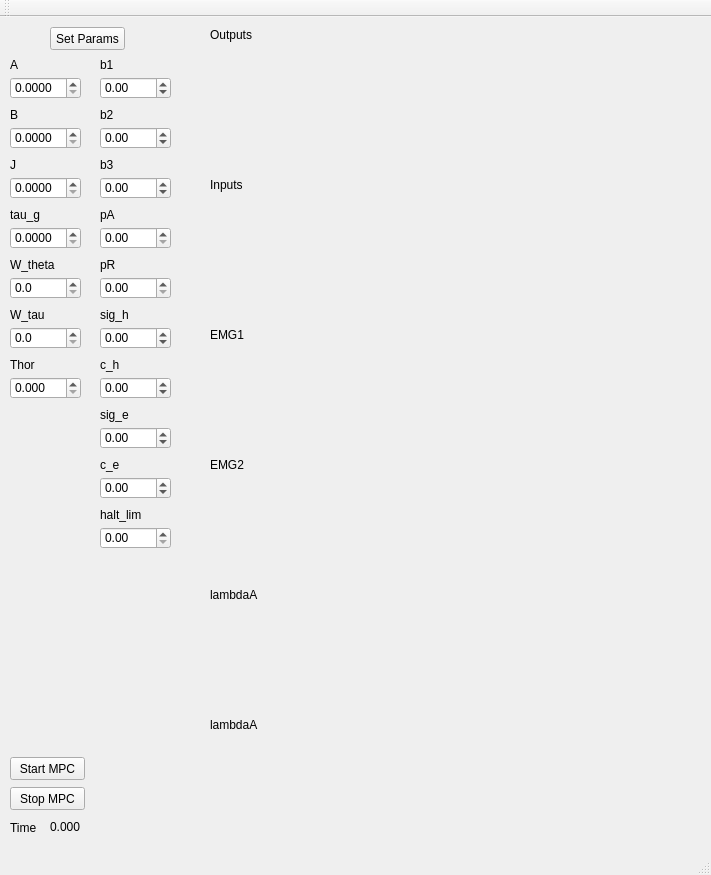
Old version of the form GUI/GUI.ui in the repository cic12/exo_control.
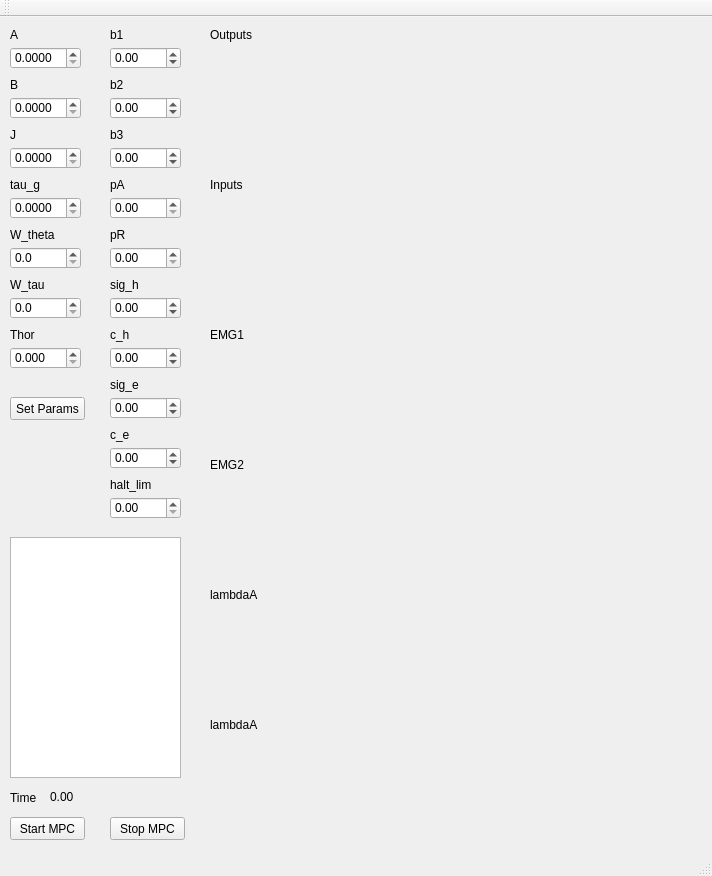
New version of the form. Custom widgets are drawn as their Qt base class.

Commit message: plainTextEdit widget added

Patch:
```diff
--- a/GUI/GUI.ui
+++ b/GUI/GUI.ui
@@ -6,8 +6,8 @@
    <rect>
     <x>0</x>
     <y>0</y>
-    <width>711</width>
-    <height>875</height>
+    <width>712</width>
+    <height>876</height>
    </rect>
   </property>
   <property name="focusPolicy">
@@ -31,7 +31,7 @@
     <property name="geometry">
      <rect>
       <x>10</x>
-      <y>740</y>
+      <y>800</y>
       <width>75</width>
       <height>23</height>
      </rect>
@@ -43,8 +43,8 @@
    <widget class="QPushButton" name="btn_stop">
     <property name="geometry">
      <rect>
-      <x>10</x>
-      <y>770</y>
+      <x>110</x>
+      <y>800</y>
       <width>75</width>
       <height>23</height>
      </rect>
@@ -57,20 +57,20 @@
     <property name="geometry">
      <rect>
       <x>50</x>
-      <y>800</y>
+      <y>770</y>
       <width>41</width>
       <height>20</height>
      </rect>
     </property>
     <property name="text">
-     <string>0.000</string>
+     <string>0.00</string>
     </property>
    </widget>
    <widget class="QLabel" name="label_4">
     <property name="geometry">
      <rect>
       <x>10</x>
-      <y>800</y>
+      <y>770</y>
       <width>41</width>
       <height>21</height>
      </rect>
@@ -83,7 +83,7 @@
     <property name="geometry">
      <rect>
       <x>10</x>
-      <y>40</y>
+      <y>10</y>
       <width>61</width>
       <height>16</height>
      </rect>
@@ -96,7 +96,7 @@
     <property name="geometry">
      <rect>
       <x>10</x>
-      <y>60</y>
+      <y>30</y>
       <width>71</width>
       <height>22</height>
      </rect>
@@ -115,7 +115,7 @@
     <property name="geometry">
      <rect>
       <x>10</x>
-      <y>90</y>
+      <y>60</y>
       <width>61</width>
       <height>16</height>
      </rect>
@@ -128,7 +128,7 @@
     <property name="geometry">
      <rect>
       <x>10</x>
-      <y>110</y>
+      <y>80</y>
       <width>71</width>
       <height>22</height>
      </rect>
@@ -147,7 +147,7 @@
     <property name="geometry">
      <rect>
       <x>10</x>
-      <y>140</y>
+      <y>110</y>
       <width>61</width>
       <height>16</height>
      </rect>
@@ -160,7 +160,7 @@
     <property name="geometry">
      <rect>
       <x>10</x>
-      <y>160</y>
+      <y>130</y>
       <width>71</width>
       <height>22</height>
      </rect>
@@ -179,7 +179,7 @@
     <property name="geometry">
      <rect>
       <x>10</x>
-      <y>190</y>
+      <y>160</y>
       <width>61</width>
       <height>16</height>
      </rect>
@@ -192,7 +192,7 @@
     <property name="geometry">
      <rect>
       <x>10</x>
-      <y>210</y>
+      <y>180</y>
       <width>71</width>
       <height>22</height>
      </rect>
@@ -208,7 +208,7 @@
     <property name="geometry">
      <rect>
       <x>10</x>
-      <y>240</y>
+      <y>210</y>
       <width>61</width>
       <height>16</height>
      </rect>
@@ -221,7 +221,7 @@
     <property name="geometry">
      <rect>
       <x>10</x>
-      <y>310</y>
+      <y>280</y>
       <width>71</width>
       <height>22</height>
      </rect>
@@ -237,7 +237,7 @@
     <property name="geometry">
      <rect>
       <x>10</x>
-      <y>260</y>
+      <y>230</y>
       <width>71</width>
       <height>22</height>
      </rect>
@@ -259,7 +259,7 @@
     <property name="geometry">
      <rect>
       <x>10</x>
-      <y>290</y>
+      <y>260</y>
       <width>61</width>
       <height>16</height>
      </rect>
@@ -272,7 +272,7 @@
     <property name="geometry">
      <rect>
       <x>10</x>
-      <y>360</y>
+      <y>330</y>
       <width>71</width>
       <height>22</height>
      </rect>
@@ -291,7 +291,7 @@
     <property name="geometry">
      <rect>
       <x>10</x>
-      <y>340</y>
+      <y>310</y>
       <width>61</width>
       <height>16</height>
      </rect>
@@ -303,8 +303,8 @@
    <widget class="QPushButton" name="btn_set_params">
     <property name="geometry">
      <rect>
-      <x>50</x>
-      <y>10</y>
+      <x>10</x>
+      <y>380</y>
       <width>75</width>
       <height>23</height>
      </rect>
@@ -381,8 +381,8 @@
    <widget class="QLabel" name="label_12">
     <property name="geometry">
      <rect>
-      <x>100</x>
-      <y>290</y>
+      <x>110</x>
+      <y>260</y>
       <width>61</width>
       <height>16</height>
      </rect>
@@ -394,8 +394,8 @@
    <widget class="QDoubleSpinBox" name="sig_h_box">
     <property name="geometry">
      <rect>
-      <x>100</x>
-      <y>310</y>
+      <x>110</x>
+      <y>280</y>
       <width>71</width>
       <height>22</height>
      </rect>
@@ -419,8 +419,8 @@
    <widget class="QLabel" name="label_8">
     <property name="geometry">
      <rect>
-      <x>100</x>
-      <y>40</y>
+      <x>110</x>
+      <y>10</y>
       <width>61</width>
       <height>16</height>
      </rect>
@@ -432,8 +432,8 @@
    <widget class="QLabel" name="label_13">
     <property name="geometry">
      <rect>
-      <x>100</x>
-      <y>240</y>
+      <x>110</x>
+      <y>210</y>
       <width>61</width>
       <height>16</height>
      </rect>
@@ -445,8 +445,8 @@
    <widget class="QLabel" name="label_14">
     <property name="geometry">
      <rect>
-      <x>100</x>
-      <y>340</y>
+      <x>110</x>
+      <y>310</y>
       <width>61</width>
       <height>16</height>
      </rect>
@@ -458,8 +458,8 @@
    <widget class="QDoubleSpinBox" name="pR_box">
     <property name="geometry">
      <rect>
-      <x>100</x>
-      <y>260</y>
+      <x>110</x>
+      <y>230</y>
       <width>71</width>
       <height>22</height>
      </rect>
@@ -480,8 +480,8 @@
    <widget class="QLabel" name="label_15">
     <property name="geometry">
      <rect>
-      <x>100</x>
-      <y>90</y>
+      <x>110</x>
+      <y>60</y>
       <width>61</width>
       <height>16</height>
      </rect>
@@ -493,8 +493,8 @@
    <widget class="QDoubleSpinBox" name="b1_box">
     <property name="geometry">
      <rect>
-      <x>100</x>
-      <y>60</y>
+      <x>110</x>
+      <y>30</y>
       <width>71</width>
       <height>22</height>
      </rect>
@@ -518,8 +518,8 @@
    <widget class="QDoubleSpinBox" name="pA_box">
     <property name="geometry">
      <rect>
-      <x>100</x>
-      <y>210</y>
+      <x>110</x>
+      <y>180</y>
       <width>71</width>
       <height>22</height>
      </rect>
@@ -540,8 +540,8 @@
    <widget class="QDoubleSpinBox" name="b2_box">
     <property name="geometry">
      <rect>
-      <x>100</x>
-      <y>110</y>
+      <x>110</x>
+      <y>80</y>
       <width>71</width>
       <height>22</height>
      </rect>
@@ -565,8 +565,8 @@
    <widget class="QLabel" name="label_16">
     <property name="geometry">
      <rect>
-      <x>100</x>
-      <y>190</y>
+      <x>110</x>
+      <y>160</y>
       <width>61</width>
       <height>16</height>
      </rect>
@@ -578,8 +578,8 @@
    <widget class="QDoubleSpinBox" name="c_h_box">
     <property name="geometry">
      <rect>
-      <x>100</x>
-      <y>360</y>
+      <x>110</x>
+      <y>330</y>
       <width>71</width>
       <height>22</height>
      </rect>
@@ -603,8 +603,8 @@
    <widget class="QLabel" name="label_17">
     <property name="geometry">
      <rect>
-      <x>100</x>
-      <y>140</y>
+      <x>110</x>
+      <y>110</y>
       <width>61</width>
       <height>16</height>
      </rect>
@@ -616,8 +616,8 @@
    <widget class="QLabel" name="label_18">
     <property name="geometry">
      <rect>
-      <x>100</x>
-      <y>390</y>
+      <x>110</x>
+      <y>360</y>
       <width>61</width>
       <height>16</height>
      </rect>
@@ -629,8 +629,8 @@
    <widget class="QDoubleSpinBox" name="sig_e_box">
     <property name="geometry">
      <rect>
-      <x>100</x>
-      <y>410</y>
+      <x>110</x>
+      <y>380</y>
       <width>71</width>
       <height>22</height>
      </rect>
@@ -654,8 +654,8 @@
    <widget class="QLabel" name="label_19">
     <property name="geometry">
      <rect>
-      <x>100</x>
-      <y>440</y>
+      <x>110</x>
+      <y>410</y>
       <width>61</width>
       <height>16</height>
      </rect>
@@ -667,8 +667,8 @@
    <widget class="QDoubleSpinBox" name="c_e_box">
     <property name="geometry">
      <rect>
-      <x>100</x>
-      <y>460</y>
+      <x>110</x>
+      <y>430</y>
       <width>71</width>
       <height>22</height>
      </rect>
@@ -692,8 +692,8 @@
    <widget class="QLabel" name="label_20">
     <property name="geometry">
      <rect>
-      <x>100</x>
-      <y>490</y>
+      <x>110</x>
+      <y>460</y>
       <width>61</width>
       <height>16</height>
      </rect>
@@ -705,8 +705,8 @@
    <widget class="QDoubleSpinBox" name="halt_lim_box">
     <property name="geometry">
      <rect>
-      <x>100</x>
-      <y>510</y>
+      <x>110</x>
+      <y>480</y>
       <width>71</width>
       <height>22</height>
      </rect>
@@ -730,8 +730,8 @@
    <widget class="QDoubleSpinBox" name="b3_box">
     <property name="geometry">
      <rect>
-      <x>100</x>
-      <y>160</y>
+      <x>110</x>
+      <y>130</y>
       <width>71</width>
       <height>22</height>
      </rect>
@@ -830,6 +830,22 @@
      <string>lambdaA</string>
     </property>
    </widget>
+   <widget class="QPlainTextEdit" name="plainTextEdit">
+    <property name="geometry">
+     <rect>
+      <x>10</x>
+      <y>520</y>
+      <width>171</width>
+      <height>241</height>
+     </rect>
+    </property>
+    <property name="readOnly">
+     <bool>true</bool>
+    </property>
+    <property name="plainText">
+     <string/>
+    </property>
+   </widget>
   </widget>
   <widget class="QMenuBar" name="menuBar">
    <property name="geometry">
```
Left out of the diff: 2 changed lines with no effect on the pictures. The commit also changes 2 other files.
